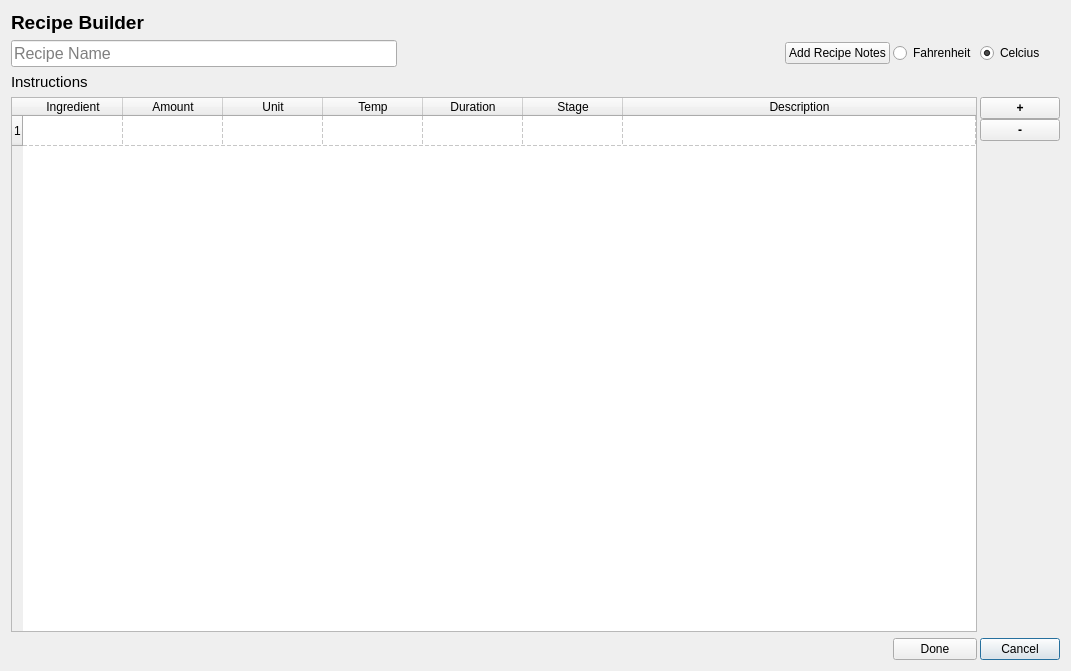
Before: the Qt Designer form newRecipe.ui in heathercaz/homebrew-controller, drawn with Qt 5.
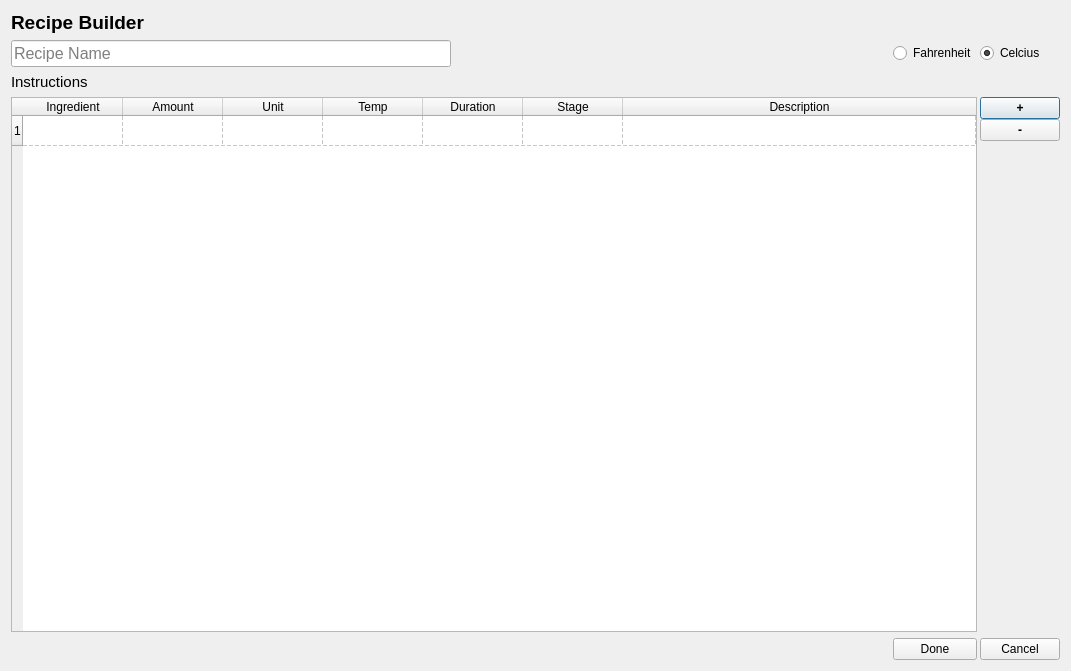
After: the same form once the commit is applied. Icons and pictures are not drawn.

Commit message: added recipe notes with next and previous buttons

Diff of the .ui file:
```diff
--- a/newRecipe.ui
+++ b/newRecipe.ui
@@ -26,44 +26,11 @@
   <property name="autoFillBackground">
    <bool>false</bool>
   </property>
-  <layout class="QGridLayout" name="gridLayout" columnstretch="8,0,0,0,0">
+  <layout class="QGridLayout" name="gridLayout" columnstretch="8,0,0">
    <property name="horizontalSpacing">
     <number>3</number>
    </property>
-   <item row="5" column="3">
-    <widget class="QPushButton" name="cancelButton">
-     <property name="text">
-      <string>Cancel</string>
-     </property>
-    </widget>
-   </item>
-   <item row="3" column="0">
-    <widget class="QLabel" name="label_2">
-     <property name="font">
-      <font>
-       <pointsize>11</pointsize>
-      </font>
-     </property>
-     <property name="text">
-      <string>Instructions</string>
-     </property>
-    </widget>
-   </item>
-   <item row="0" column="0">
-    <widget class="QLabel" name="label">
-     <property name="font">
-      <font>
-       <pointsize>14</pointsize>
-       <weight>75</weight>
-       <bold>true</bold>
-      </font>
-     </property>
-     <property name="text">
-      <string>Recipe Builder</string>
-     </property>
-    </widget>
-   </item>
-   <item row="4" column="0" colspan="3">
+   <item row="4" column="0" colspan="2">
     <widget class="QTableWidget" name="tableWidget">
      <property name="showGrid">
       <bool>true</bool>
@@ -141,7 +108,36 @@
      </item>
     </widget>
    </item>
-   <item row="4" column="3">
+   <item row="1" column="0">
+    <layout class="QHBoxLayout" name="horizontalLayout">
+     <item>
+      <widget class="QLineEdit" name="recipeName">
+       <property name="font">
+        <font>
+         <pointsize>12</pointsize>
+        </font>
+       </property>
+       <property name="placeholderText">
+        <string>Recipe Name</string>
+       </property>
+      </widget>
+     </item>
+     <item>
+      <spacer name="horizontalSpacer">
+       <property name="orientation">
+        <enum>Qt::Horizontal</enum>
+       </property>
+       <property name="sizeHint" stdset="0">
+        <size>
+         <width>40</width>
+         <height>20</height>
+        </size>
+       </property>
+      </spacer>
+     </item>
+    </layout>
+   </item>
+   <item row="4" column="2">
     <layout class="QVBoxLayout" name="verticalLayout">
      <property name="sizeConstraint">
       <enum>QLayout::SetFixedSize</enum>
@@ -214,57 +210,7 @@
      </item>
     </layout>
    </item>
-   <item row="1" column="0">
-    <layout class="QHBoxLayout" name="horizontalLayout">
-     <item>
-      <widget class="QLineEdit" name="recipeName">
-       <property name="font">
-        <font>
-         <pointsize>12</pointsize>
-        </font>
-       </property>
-       <property name="placeholderText">
-        <string>Recipe Name</string>
-       </property>
-      </widget>
-     </item>
-     <item>
-      <spacer name="horizontalSpacer">
-       <property name="orientation">
-        <enum>Qt::Horizontal</enum>
-       </property>
-       <property name="sizeHint" stdset="0">
-        <size>
-         <width>40</width>
-         <height>20</height>
-        </size>
-       </property>
-      </spacer>
-     </item>
-    </layout>
-   </item>
-   <item row="1" column="1">
-    <widget class="QPushButton" name="pushButton">
-     <property name="text">
-      <string>Add Recipe Notes</string>
-     </property>
-    </widget>
-   </item>
    <item row="1" column="2">
-    <widget class="QRadioButton" name="radioButton">
-     <property name="text">
-      <string>Fahrenheit</string>
-     </property>
-    </widget>
-   </item>
-   <item row="5" column="2">
-    <widget class="QPushButton" name="doneButton">
-     <property name="text">
-      <string>Done</string>
-     </property>
-    </widget>
-   </item>
-   <item row="1" column="3">
     <widget class="QRadioButton" name="radioButton_2">
      <property name="layoutDirection">
       <enum>Qt::LeftToRight</enum>
@@ -277,6 +223,53 @@
      </property>
     </widget>
    </item>
+   <item row="5" column="1">
+    <widget class="QPushButton" name="doneButton">
+     <property name="text">
+      <string>Done</string>
+     </property>
+    </widget>
+   </item>
+   <item row="1" column="1">
+    <widget class="QRadioButton" name="radioButton">
+     <property name="text">
+      <string>Fahrenheit</string>
+     </property>
+    </widget>
+   </item>
+   <item row="5" column="2">
+    <widget class="QPushButton" name="cancelButton">
+     <property name="text">
+      <string>Cancel</string>
+     </property>
+    </widget>
+   </item>
+   <item row="0" column="0">
+    <widget class="QLabel" name="label">
+     <property name="font">
+      <font>
+       <pointsize>14</pointsize>
+       <weight>75</weight>
+       <bold>true</bold>
+      </font>
+     </property>
+     <property name="text">
+      <string>Recipe Builder</string>
+     </property>
+    </widget>
+   </item>
+   <item row="3" column="0">
+    <widget class="QLabel" name="label_2">
+     <property name="font">
+      <font>
+       <pointsize>11</pointsize>
+      </font>
+     </property>
+     <property name="text">
+      <string>Instructions</string>
+     </property>
+    </widget>
+   </item>
   </layout>
  </widget>
  <resources/>
```
The commit also changes 5 other files.
